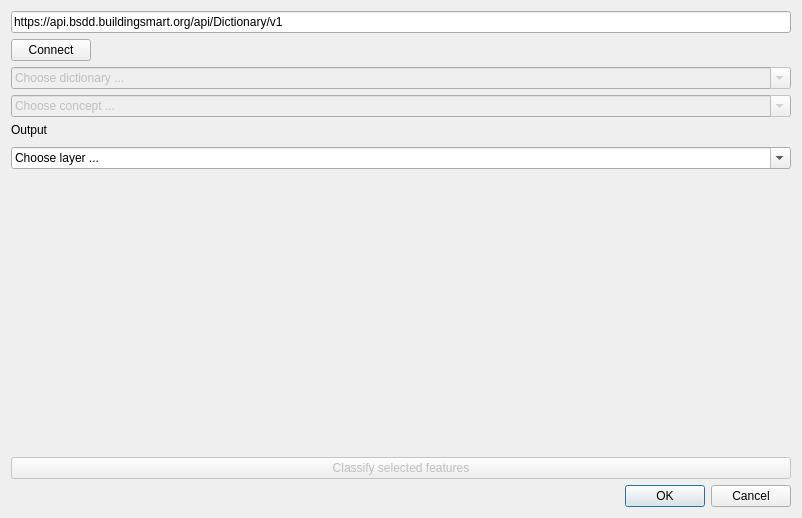
Qt form classification_with_bsdd_dialog_base.ui (dd-bim/Add-BIM-Data-Dictionary-Semantics-to-QGIS-Plugin) before a commit.
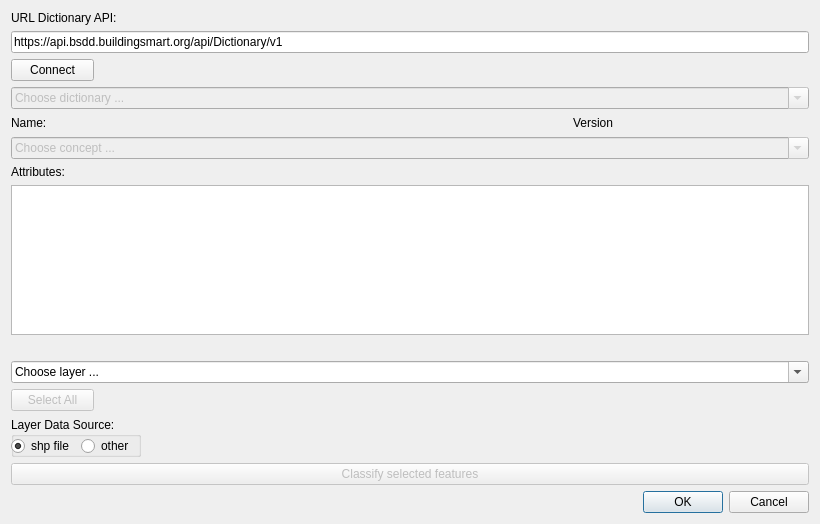
The same form after that commit.

Commit message: add classification for geopackage, cityjson, postgis, (wfst)

The edit to the form file:
```diff
--- a/classification_with_bsdd_dialog_base.ui
+++ b/classification_with_bsdd_dialog_base.ui
@@ -7,51 +7,176 @@
     <x>0</x>
     <y>0</y>
     <width>802</width>
-    <height>518</height>
+    <height>517</height>
    </rect>
   </property>
   <property name="windowTitle">
    <string>ClassificationWithBSDD</string>
   </property>
   <layout class="QGridLayout" name="gridLayout">
-   <item row="1" column="0">
-    <layout class="QHBoxLayout" name="horizontalLayout_2">
-     <item>
-      <widget class="QPushButton" name="btnConnectToDictionary">
-       <property name="text">
-        <string>Connect</string>
-       </property>
-      </widget>
-     </item>
-     <item>
-      <spacer name="horizontalSpacer_2">
-       <property name="orientation">
-        <enum>Qt::Horizontal</enum>
-       </property>
-       <property name="sizeHint" stdset="0">
-        <size>
-         <width>40</width>
-         <height>20</height>
-        </size>
-       </property>
-      </spacer>
-     </item>
-    </layout>
+   <item row="0" column="0" colspan="3">
+    <widget class="QLabel" name="label_2">
+     <property name="text">
+      <string>URL Dictionary API:</string>
+     </property>
+    </widget>
    </item>
-   <item row="7" column="0">
-    <spacer name="verticalSpacer">
+   <item row="1" column="0" colspan="6">
+    <widget class="QLineEdit" name="edUrlToDictionary">
+     <property name="baseSize">
+      <size>
+       <width>784</width>
+       <height>19</height>
+      </size>
+     </property>
+     <property name="text">
+      <string>https://api.bsdd.buildingsmart.org/api/Dictionary/v1</string>
+     </property>
+     <property name="placeholderText">
+      <string>bSDD API URL</string>
+     </property>
+    </widget>
+   </item>
+   <item row="2" column="0" colspan="2">
+    <widget class="QPushButton" name="btnConnectToDictionary">
+     <property name="baseSize">
+      <size>
+       <width>75</width>
+       <height>23</height>
+      </size>
+     </property>
+     <property name="text">
+      <string>Connect</string>
+     </property>
+    </widget>
+   </item>
+   <item row="2" column="2" colspan="4">
+    <spacer name="horizontalSpacer_2">
      <property name="orientation">
-      <enum>Qt::Vertical</enum>
+      <enum>Qt::Horizontal</enum>
      </property>
      <property name="sizeHint" stdset="0">
       <size>
-       <width>20</width>
-       <height>336</height>
+       <width>692</width>
+       <height>20</height>
       </size>
      </property>
     </spacer>
    </item>
-   <item row="3" column="0">
+   <item row="3" column="0" colspan="6">
+    <widget class="QComboBox" name="chooseDictionary">
+     <property name="enabled">
+      <bool>false</bool>
+     </property>
+     <property name="baseSize">
+      <size>
+       <width>784</width>
+       <height>19</height>
+      </size>
+     </property>
+     <property name="editable">
+      <bool>true</bool>
+     </property>
+     <property name="currentText">
+      <string>Choose dictionary ...</string>
+     </property>
+     <property name="placeholderText">
+      <string>Choose dictionary ...</string>
+     </property>
+    </widget>
+   </item>
+   <item row="4" column="0">
+    <widget class="QLabel" name="label_3">
+     <property name="minimumSize">
+      <size>
+       <width>35</width>
+       <height>16</height>
+      </size>
+     </property>
+     <property name="maximumSize">
+      <size>
+       <width>35</width>
+       <height>16</height>
+      </size>
+     </property>
+     <property name="baseSize">
+      <size>
+       <width>35</width>
+       <height>16</height>
+      </size>
+     </property>
+     <property name="text">
+      <string>Name:</string>
+     </property>
+    </widget>
+   </item>
+   <item row="4" column="1" colspan="3">
+    <widget class="QLabel" name="lblName">
+     <property name="minimumSize">
+      <size>
+       <width>500</width>
+       <height>16</height>
+      </size>
+     </property>
+     <property name="maximumSize">
+      <size>
+       <width>16777215</width>
+       <height>16777215</height>
+      </size>
+     </property>
+     <property name="baseSize">
+      <size>
+       <width>500</width>
+       <height>16</height>
+      </size>
+     </property>
+     <property name="text">
+      <string/>
+     </property>
+    </widget>
+   </item>
+   <item row="4" column="4">
+    <widget class="QLabel" name="label_4">
+     <property name="maximumSize">
+      <size>
+       <width>40</width>
+       <height>16</height>
+      </size>
+     </property>
+     <property name="text">
+      <string>Version:</string>
+     </property>
+    </widget>
+   </item>
+   <item row="4" column="5">
+    <widget class="QLabel" name="lblVersion">
+     <property name="minimumSize">
+      <size>
+       <width>190</width>
+       <height>16</height>
+      </size>
+     </property>
+     <property name="maximumSize">
+      <size>
+       <width>16777215</width>
+       <height>16777215</height>
+      </size>
+     </property>
+     <property name="baseSize">
+      <size>
+       <width>190</width>
+       <height>16</height>
+      </size>
+     </property>
+     <property name="text">
+      <string/>
+     </property>
+     <property name="alignment">
+      <set>Qt::AlignRight|Qt::AlignTrailing|Qt::AlignVCenter</set>
+     </property>
+    </widget>
+   </item>
+   <item row="5" column="0" colspan="6">
     <widget class="QComboBox" name="chooseClass">
      <property name="enabled">
       <bool>false</bool>
@@ -70,7 +195,156 @@
      </property>
     </widget>
    </item>
-   <item row="10" column="0">
+   <item row="6" column="0" colspan="2">
+    <widget class="QLabel" name="label">
+     <property name="text">
+      <string>Attributes:</string>
+     </property>
+    </widget>
+   </item>
+   <item row="7" column="0" colspan="6">
+    <widget class="QTableWidget" name="twAttributes">
+     <property name="minimumSize">
+      <size>
+       <width>0</width>
+       <height>150</height>
+      </size>
+     </property>
+    </widget>
+   </item>
+   <item row="8" column="0" colspan="6">
+    <widget class="QLabel" name="lblOutput">
+     <property name="baseSize">
+      <size>
+       <width>784</width>
+       <height>16</height>
+      </size>
+     </property>
+     <property name="text">
+      <string>  </string>
+     </property>
+    </widget>
+   </item>
+   <item row="9" column="0" colspan="6">
+    <widget class="QComboBox" name="chooseLayer">
+     <property name="enabled">
+      <bool>true</bool>
+     </property>
+     <property name="baseSize">
+      <size>
+       <width>784</width>
+       <height>19</height>
+      </size>
+     </property>
+     <property name="editable">
+      <bool>true</bool>
+     </property>
+     <property name="currentText">
+      <string>Choose layer ...</string>
+     </property>
+     <property name="maxCount">
+      <number>2147483644</number>
+     </property>
+     <property name="placeholderText">
+      <string>Choose layer ...</string>
+     </property>
+    </widget>
+   </item>
+   <item row="10" column="0" colspan="2">
+    <widget class="QPushButton" name="btnSelectAll">
+     <property name="enabled">
+      <bool>false</bool>
+     </property>
+     <property name="baseSize">
+      <size>
+       <width>75</width>
+       <height>23</height>
+      </size>
+     </property>
+     <property name="text">
+      <string>Select All</string>
+     </property>
+    </widget>
+   </item>
+   <item row="10" column="3" colspan="3">
+    <spacer name="horizontalSpacer_3">
+     <property name="orientation">
+      <enum>Qt::Horizontal</enum>
+     </property>
+     <property name="sizeHint" stdset="0">
+      <size>
+       <width>700</width>
+       <height>20</height>
+      </size>
+     </property>
+    </spacer>
+   </item>
+   <item row="11" column="0" colspan="3">
+    <widget class="QGroupBox" name="groupBox">
+     <property name="minimumSize">
+      <size>
+       <width>130</width>
+       <height>40</height>
+      </size>
+     </property>
+     <property name="title">
+      <string>Layer Data Source:</string>
+     </property>
+     <widget class="QRadioButton" name="rbOther">
+      <property name="geometry">
+       <rect>
+        <x>70</x>
+        <y>20</y>
+        <width>58</width>
+        <height>18</height>
+       </rect>
+      </property>
+      <property name="text">
+       <string>other</string>
+      </property>
+     </widget>
+     <widget class="QRadioButton" name="rbShp">
+      <property name="geometry">
+       <rect>
+        <x>0</x>
+        <y>20</y>
+        <width>61</width>
+        <height>18</height>
+       </rect>
+      </property>
+      <property name="text">
+       <string>shp file</string>
+      </property>
+      <property name="checked">
+       <bool>true</bool>
+      </property>
+     </widget>
+    </widget>
+   </item>
+   <item row="11" column="3">
+    <spacer name="horizontalSpacer_4">
+     <property name="orientation">
+      <enum>Qt::Horizontal</enum>
+     </property>
+     <property name="sizeHint" stdset="0">
+      <size>
+       <width>40</width>
+       <height>20</height>
+      </size>
+     </property>
+    </spacer>
+   </item>
+   <item row="12" column="0" colspan="6">
+    <widget class="QPushButton" name="btnClassifyFeatures">
+     <property name="enabled">
+      <bool>false</bool>
+     </property>
+     <property name="text">
+      <string>Classify selected features</string>
+     </property>
+    </widget>
+   </item>
+   <item row="13" column="0" colspan="6">
     <layout class="QVBoxLayout" name="verticalLayout">
      <item>
       <layout class="QHBoxLayout" name="horizontalLayout">
@@ -101,81 +375,6 @@
      </item>
     </layout>
    </item>
-   <item row="6" column="0">
-    <widget class="QComboBox" name="chooseLayer">
-     <property name="enabled">
-      <bool>true</bool>
-     </property>
-     <property name="editable">
-      <bool>true</bool>
-     </property>
-     <property name="currentText">
-      <string>Choose layer ...</string>
-     </property>
-     <property name="maxCount">
-      <number>2147483644</number>
-     </property>
-     <property name="placeholderText">
-      <string>Choose layer ...</string>
-     </property>
-    </widget>
-   </item>
-   <item row="5" column="0">
-    <spacer name="verticalSpacer_2">
-     <property name="orientation">
-      <enum>Qt::Vertical</enum>
-     </property>
-     <property name="sizeHint" stdset="0">
-      <size>
-       <width>20</width>
-       <height>58</height>
-      </size>
-     </property>
-    </spacer>
-   </item>
-   <item row="0" column="0">
-    <widget class="QLineEdit" name="edUrlToDictionary">
-     <property name="text">
-      <string>https://api.bsdd.buildingsmart.org/api/Dictionary/v1</string>
-     </property>
-     <property name="placeholderText">
-      <string>bSDD API URL</string>
-     </property>
-    </widget>
-   </item>
-   <item row="2" column="0">
-    <widget class="QComboBox" name="chooseDictionary">
-     <property name="enabled">
-      <bool>false</bool>
-     </property>
-     <property name="editable">
-      <bool>true</bool>
-     </property>
-     <property name="currentText">
-      <string>Choose dictionary ...</string>
-     </property>
-     <property name="placeholderText">
-      <string>Choose dictionary ...</string>
-     </property>
-    </widget>
-   </item>
-   <item row="4" column="0">
-    <widget class="QLabel" name="lblOutput">
-     <property name="text">
-      <string>Output</string>
-     </property>
-    </widget>
-   </item>
-   <item row="9" column="0">
-    <widget class="QPushButton" name="btnClassifyFeatures">
-     <property name="enabled">
-      <bool>false</bool>
-     </property>
-     <property name="text">
-      <string>Classify selected features</string>
-     </property>
-    </widget>
-   </item>
   </layout>
  </widget>
  <resources/>
```
Left out of the diff: 12 changed lines with no effect on the pictures. The commit also changes 6 other files.
